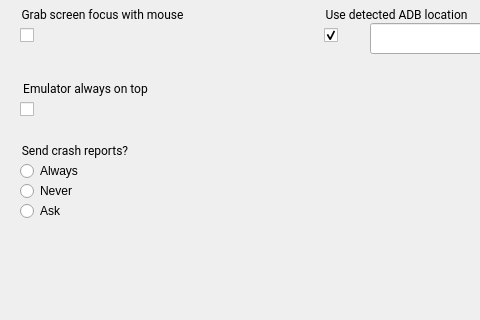
Before: the Qt Designer form android/skin/qt/extended-pages/settings-page.ui in aosp-mirror/platform_external_qemu, drawn with Qt 5; both pictures show x 0 to 480 and y 89 to 409 of the 622 by 580 pixel window.
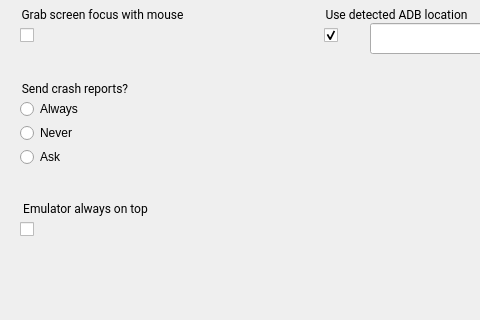
After: the same form once the commit is applied. Icons and pictures are not drawn.

Commit message:
[ui] Adjust the spacing between radio buttons
Make the radio buttons consistent on the Location and
Settings pages.

Make the "Always on top" control last on the Settings page.
This prevents us from showing a gap between items on Linux,
where the "Always on top" control is not visible.

The edit to the form file:
```diff
--- a/android/skin/qt/extended-pages/settings-page.ui
+++ b/android/skin/qt/extended-pages/settings-page.ui
@@ -17,7 +17,7 @@
    <property name="geometry">
     <rect>
      <x>20</x>
-     <y>230</y>
+     <y>168</y>
      <width>211</width>
      <height>101</height>
     </rect>
@@ -40,7 +40,7 @@
     <property name="geometry">
      <rect>
       <x>0</x>
-      <y>60</y>
+      <y>68</y>
       <width>102</width>
       <height>20</height>
      </rect>
@@ -72,7 +72,7 @@
     <property name="geometry">
      <rect>
       <x>0</x>
-      <y>40</y>
+      <y>44</y>
       <width>102</width>
       <height>20</height>
      </rect>
@@ -89,7 +89,7 @@
    <property name="geometry">
     <rect>
      <x>20</x>
-     <y>186</y>
+     <y>306</y>
      <width>211</width>
      <height>24</height>
     </rect>
@@ -252,7 +252,7 @@
    <property name="geometry">
     <rect>
      <x>20</x>
-     <y>168</y>
+     <y>288</y>
      <width>211</width>
      <height>21</height>
     </rect>
```
Left out of the diff: 12 changed lines with no effect on the pictures. The commit also changes 1 other file.
